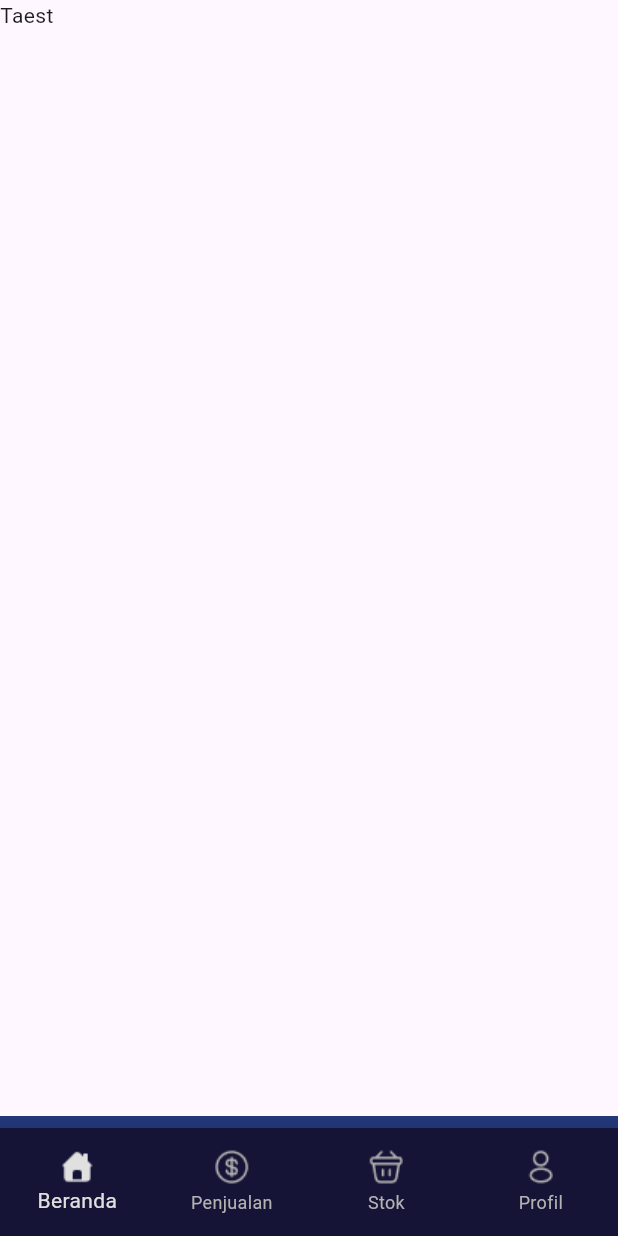
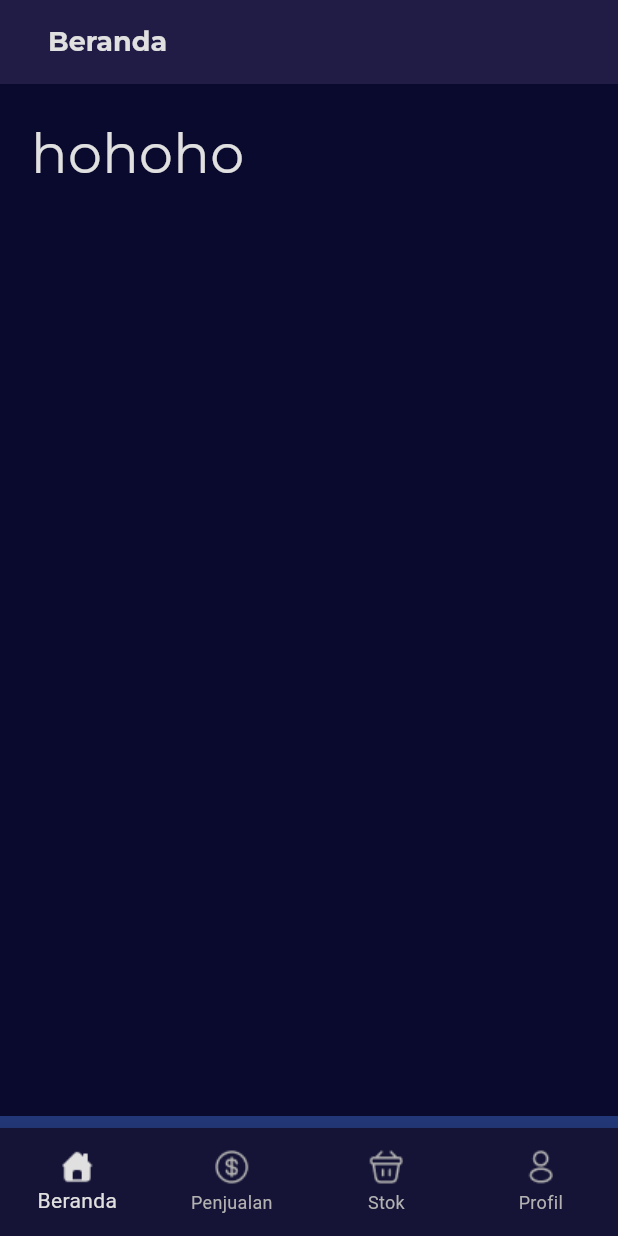
Before and after one commit to Bizniz-Corp/BizGrow-Mobile, a Flutter app: the screen it shows after launch, on a phone screen of 412 x 824 dp. Run offline on Flutter 3.47's test engine with Material 3 defaults, Android fonts, the phone set to English and light mode, and no system bars.

Commit message:
[FEAT] add simple text on beranda_screen for testing

```diff
--- a/bizgrow_mobile_frontend/lib/main.dart
+++ b/bizgrow_mobile_frontend/lib/main.dart
@@ -1,5 +1,6 @@
 import 'package:flutter/material.dart';
-import 'package:bizgrow_mobile_frontend/widgets/navbar.dart';
+import 'package:bizgrow_mobile_frontend/themes/theme.dart';
+import 'package:bizgrow_mobile_frontend/screens/beranda/beranda_screen.dart';
 
 void main() {
   runApp(const MainApp());
@@ -11,19 +12,8 @@ class MainApp extends StatelessWidget {
   @override
   Widget build(BuildContext context) {
     return MaterialApp(
-      home: Scaffold(
-        body: Row(
-          crossAxisAlignment: CrossAxisAlignment.start,
-            children: [
-              Text(
-                'Taest',
-                style: TextStyle(
-                ),
-              ),
-            ],
-        ),
-        bottomNavigationBar: MainNavigator(), // Memasukkan MainNavigator sebagai bottomNavigationBar
-      ),
+      theme: BizGrowTheme.darkMode,
+      home: beranda_sceen()
     );
   }
 }
--- a/bizgrow_mobile_frontend/lib/screens/beranda/beranda_screen.dart
+++ b/bizgrow_mobile_frontend/lib/screens/beranda/beranda_screen.dart
@@ -0,0 +1,29 @@
+import 'package:bizgrow_mobile_frontend/themes/colors.dart';
+import 'package:flutter/material.dart';
+import 'package:bizgrow_mobile_frontend/widgets/navbar.dart';
+import 'package:bizgrow_mobile_frontend/themes/theme.dart';
+import 'package:bizgrow_mobile_frontend/themes/text_styles.dart';
+
+class beranda_sceen extends StatelessWidget{
+  @override
+  Widget build(BuildContext context) {
+    return Scaffold(
+      appBar: AppBar(
+        title: Text('Beranda'),
+      ),
+      body: Container(
+        margin: EdgeInsets.all(BizGrowTheme.getMargin(context)),
+        child: Column(
+          crossAxisAlignment: CrossAxisAlignment.start,
+          children: [
+            Text(
+              'hohoho',
+              style: Regular.h1.withColor(Monochrome.whiteDarkMode),
+            )
+          ],
+        ),
+      ),
+      bottomNavigationBar: MainNavigator(),
+    );
+  }
+}
--- a/bizgrow_mobile_frontend/lib/themes/theme.dart
+++ b/bizgrow_mobile_frontend/lib/themes/theme.dart
@@ -7,7 +7,9 @@ class BizGrowTheme{
     scaffoldBackgroundColor: Main.background,
     appBarTheme: AppBarTheme(
       backgroundColor: Main.darkBlue,
-      titleTextStyle: Bold.large.withColor(Monochrome.whiteDarkMode)
+      titleTextStyle: Bold.large.withColor(Monochrome.whiteDarkMode),
+      elevation: 48,
+      titleSpacing: 32
     ),
   );
 
```
